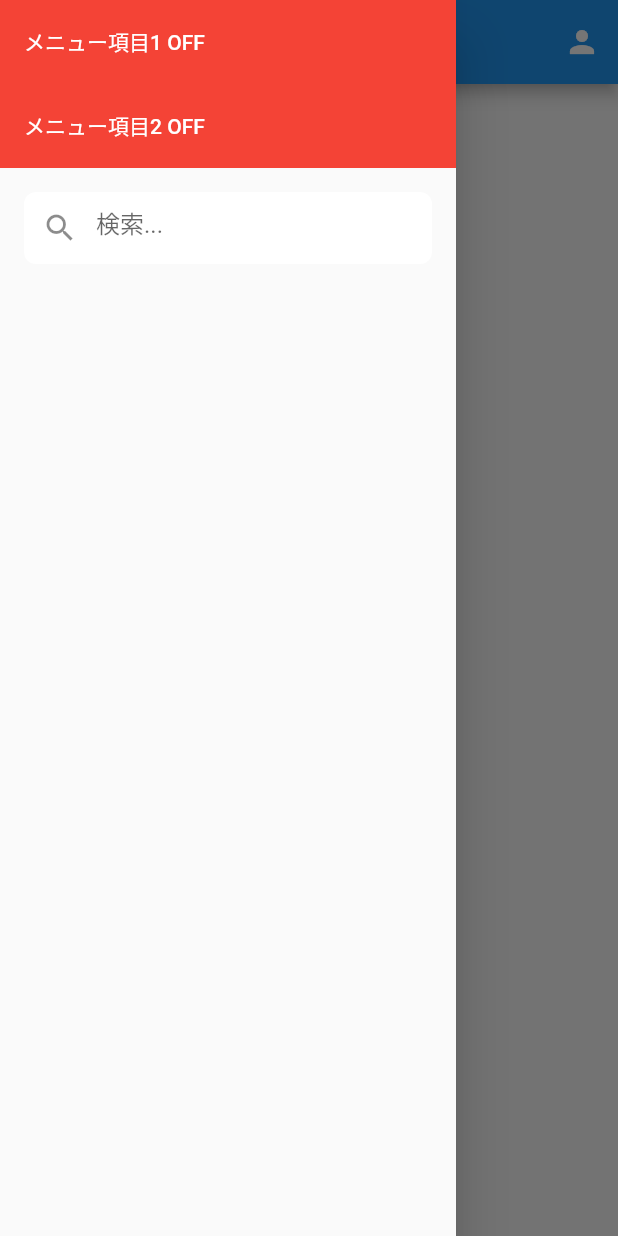
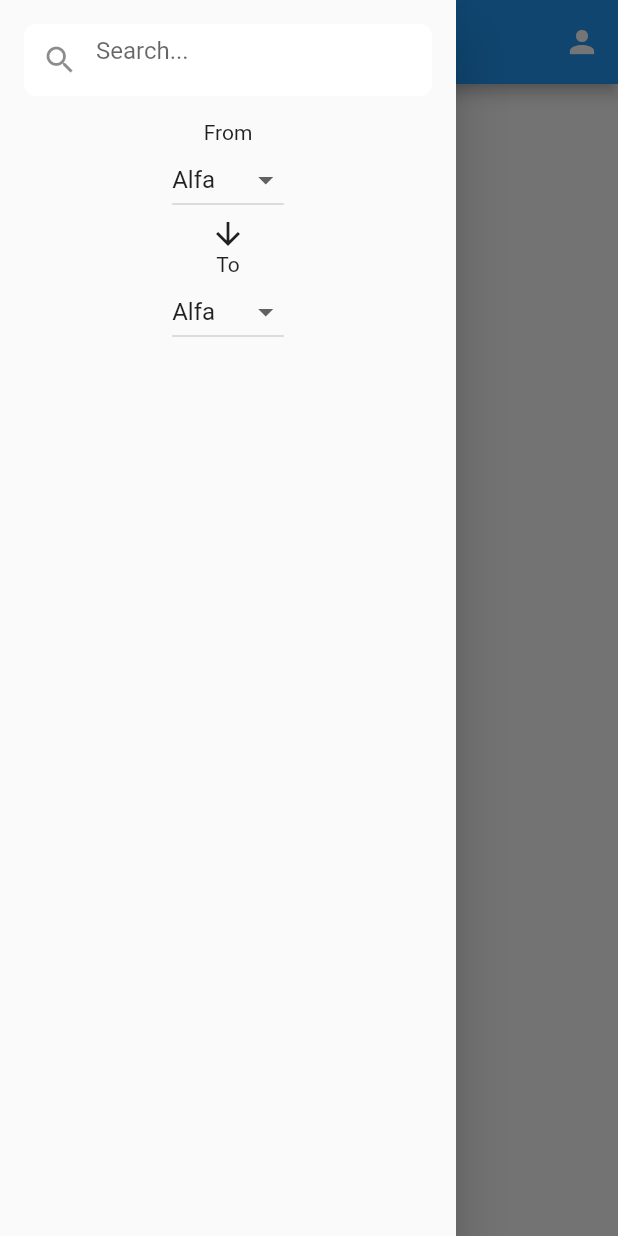
Before and after one commit to KoukiFOL/traveltrouble, a Flutter app: the MyHomePage screen opened directly, with the side drawer open, on a phone screen of 412 x 824 dp. Run offline on Flutter 3.47's test engine with Material 2 defaults, Android fonts, the phone set to English and light mode, and no system bars; our stand-ins replace cloud_firestore, firebase_auth, firebase_core; missing offline and left inert: dart:js; accounts and stored records are empty; generated files the repository leaves out were written again.

Commit message:
from-toボタン追加

```diff
--- a/lib/Compornents/header.dart
+++ b/lib/Compornents/header.dart
@@ -27,18 +27,6 @@ class _MyHomePageState extends State<MyHomePage> {
     _scaffoldKey.currentState?.openDrawer();
   }
 
-  void toggleItem1() {
-    setState(() {
-      item1Selected = !item1Selected;
-    });
-  }
-
-  void toggleItem2() {
-    setState(() {
-      item2Selected = !item2Selected;
-    });
-  }
-
   @override
   Widget build(BuildContext context) {
     return Scaffold(
@@ -51,34 +39,6 @@ class _MyHomePageState extends State<MyHomePage> {
             Column(
               children: [
                 Container(
-                  color: item1Selected ? Colors.green : Colors.red,
-                  child: ListTile(
-                    title: GestureDetector(
-                      onTap: toggleItem1,
-                      child: Text(
-                        'メニュー項目1 ${item1Selected ? 'ON' : 'OFF'}',
-                        style: TextStyle(
-                          color: Colors.white,
-                        ),
-                      ),
-                    ),
-                  ),
-                ),
-                Container(
-                  color: item2Selected ? Colors.green : Colors.red,
-                  child: ListTile(
-                    title: GestureDetector(
-                      onTap: toggleItem2,
-                      child: Text(
-                        'メニュー項目2 ${item2Selected ? 'ON' : 'OFF'}',
-                        style: TextStyle(
-                          color: Colors.white,
-                        ),
-                      ),
-                    ),
-                  ),
-                ),
-                Container(
                   margin: EdgeInsets.all(16.0),
                   decoration: BoxDecoration(
                     color: Colors.white,
@@ -86,13 +46,18 @@ class _MyHomePageState extends State<MyHomePage> {
                   ),
                   child: TextField(
                     decoration: InputDecoration(
-                      hintText: '検索...',
+                      hintText: 'Search...',
                       border: InputBorder.none,
                       contentPadding: EdgeInsets.all(8.0),
                       prefixIcon: Icon(Icons.search),
                     ),
                   ),
                 ),
+                Text('From'),
+                DropdownButtonMenu(), // ここにDropdownButtonMenuを追加
+                Icon(Icons.arrow_downward),
+                Text('To'),
+                DropdownButtonMenu(), // ここにDropdownButtonMenuを追加
               ],
             ),
           ],
@@ -113,7 +78,7 @@ class CustomAppBar extends StatelessWidget implements PreferredSizeWidget {
   @override
   Widget build(BuildContext context) {
     return AppBar(
-      title: Text('アプリのタイトル'),
+      title: Text(' '),
       leading: IconButton(
         icon: Icon(Icons.search),
         onPressed: () {
@@ -132,3 +97,48 @@ class CustomAppBar extends StatelessWidget implements PreferredSizeWidget {
     );
   }
 }
+
+class DropdownButtonMenu extends StatefulWidget {
+  const DropdownButtonMenu({Key? key}) : super(key: key);
+
+  @override
+  State<DropdownButtonMenu> createState() => _DropdownButtonMenuState();
+}
+
+class _DropdownButtonMenuState extends State<DropdownButtonMenu> {
+  String isSelectedValue = 'Alfa';
+
+  @override
+  Widget build(BuildContext context) {
+    return DropdownButton(
+      items: const [
+        DropdownMenuItem(
+          value: 'Alfa',
+          child: Text('Alfa'),
+        ),
+        DropdownMenuItem(
+          value: 'Bravo',
+          child: Text('Bravo'),
+        ),
+        DropdownMenuItem(
+          value: 'Charlie',
+          child: Text('Charlie'),
+        ),
+        DropdownMenuItem(
+          value: 'Delta',
+          child: Text('Delta'),
+        ),
+        DropdownMenuItem(
+          value: 'Foxtrot',
+          child: Text('Foxtrot'),
+        ),
+      ],
+      value: isSelectedValue,
+      onChanged: (String? value) {
+        setState(() {
+          isSelectedValue = value!;
+        });
+      },
+    );
+  }
+}
```
